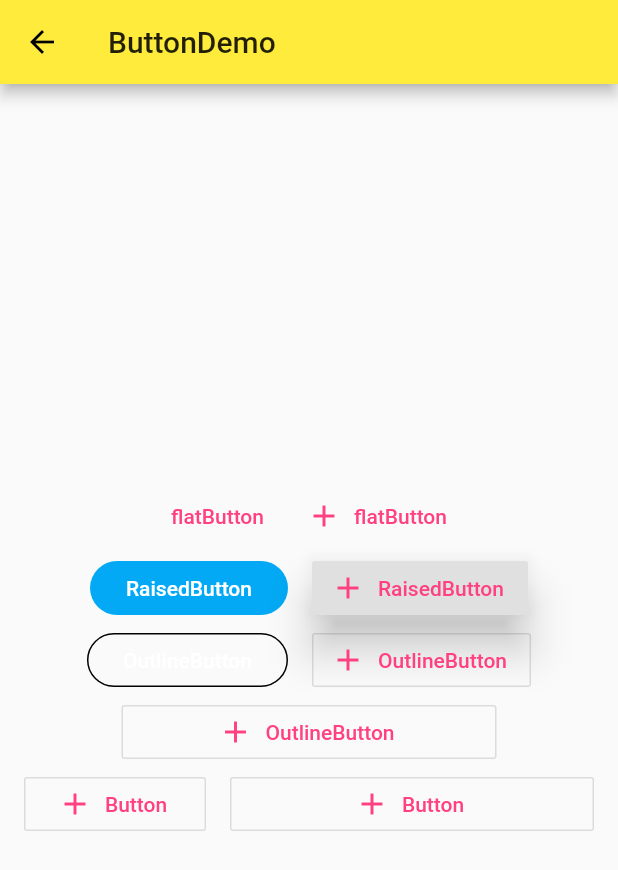
After one commit to DIVINER-onlys/flutter_app, a Flutter app: the MaterialComponents screen opened by its route, after a tap on "Button", on a phone screen of 412 x 824 dp. The commit adds this screen. Shown: the top 870 px of the screen. Run offline on Flutter 3.47's test engine with Material 2 defaults, Android fonts, the phone set to English and light mode, and no system bars.

Commit message:
按钮 输入

```diff
--- a/lib/demo/form_demo.dart
+++ b/lib/demo/form_demo.dart
@@ -4,6 +4,10 @@ class FormDemo extends StatelessWidget {
   @override
   Widget build(BuildContext context) {
     return Scaffold(
+      appBar: AppBar(
+        title: Text('FormDemo'),
+        elevation: 0.0,
+      ),
       body: Theme(
         // data: ThemeData( // 覆盖所有主题
         //   primaryColor: Colors.black
--- /dev/null
+++ b/lib/demo/material_components.dart
@@ -0,0 +1,256 @@
+import 'package:flutter/material.dart';
+import 'popup_menu_button_demo.dart';
+import 'form_demo.dart';
+import 'checkbox_demo.dart';
+import 'date_time_demo.dart';
+import 'simple_dialog_demo.dart';
+
+class MaterialComponents extends StatelessWidget {
+  @override
+  Widget build(BuildContext context) {
+    return Scaffold(
+      appBar: AppBar(title: Text('MaterialComponents')),
+      body: ListView(
+        children: <Widget>[
+          ListItem(title: 'SimpleDialog', page: SimpleDialogDemo()),
+          ListItem(title: 'DateTime', page: DateTimeDemo()),
+          ListItem(title: 'Checkbox', page: CheckboxDemo()),
+          ListItem(title: 'Form', page: FormDemo()),
+          ListItem(title: 'PupupMenuButton', page: PupupMenuButtonDemo()),
+          ListItem(title: 'Button', page: ButtonDemo()),
+          ListItem(title: 'FloatingActionButton', page: FloatingActionButtonDemo())
+        ],
+      ),
+    );
+  }
+}
+
+class ButtonDemo extends StatelessWidget {
+  @override
+  Widget build(BuildContext context) {
+    final Widget flatButtonDemo = Row(
+      mainAxisAlignment: MainAxisAlignment.center,
+      children: <Widget>[
+        FlatButton(
+          child: Text('flatButton'),
+          onPressed: (){},
+          splashColor: Colors.grey,
+          textColor: Theme.of(context).accentColor
+        ),
+        FlatButton.icon(
+          icon: Icon(Icons.add),
+          label: Text('flatButton'),
+          onPressed: (){},
+          splashColor: Colors.grey,
+          textColor: Theme.of(context).accentColor,
+        )
+      ],
+    );
+
+    final Widget raisedButtonDemo = Row(
+      mainAxisAlignment: MainAxisAlignment.center,
+      children: <Widget>[
+        Theme(
+          data: Theme.of(context).copyWith(
+            buttonColor: Theme.of(context).accentColor,
+            buttonTheme: ButtonThemeData(
+              textTheme: ButtonTextTheme.primary,
+              // shape: BeveledRectangleBorder(
+              //   borderRadius: BorderRadius.circular(5.0)
+              // )
+              shape: StadiumBorder()
+            )
+          ),
+          child: RaisedButton(
+            child: Text('RaisedButton'),
+            onPressed: (){},
+            splashColor: Colors.grey,
+            elevation: 0.0,
+            textColor: Colors.white,
+            color: Colors.lightBlue,
+          ),
+        ),
+        SizedBox(width: 16.0,),
+        RaisedButton.icon(
+          icon: Icon(Icons.add),
+          label: Text('RaisedButton'),
+          onPressed: (){},
+          splashColor: Colors.grey,
+          elevation: 12.0,
+          textColor: Theme.of(context).accentColor,
+        )
+      ],
+    );
+
+    final Widget outlineButtonDemo = Row(
+      mainAxisAlignment: MainAxisAlignment.center,
+      children: <Widget>[
+        Theme(
+          data: Theme.of(context).copyWith(
+            buttonColor: Theme.of(context).accentColor,
+            buttonTheme: ButtonThemeData(
+              textTheme: ButtonTextTheme.primary,
+              // shape: BeveledRectangleBorder(
+              //   borderRadius: BorderRadius.circular(5.0)
+              // )
+              shape: StadiumBorder()
+            )
+          ),
+          child: OutlineButton(
+            child: Text('OutlineButton'),
+            onPressed: (){},
+            splashColor: Colors.grey,
+            borderSide: BorderSide(
+              color: Colors.black
+            ),
+            textColor: Colors.white,
+            color: Colors.lightBlue,
+            highlightColor: Colors.grey,
+          ),
+        ),
+        SizedBox(width: 16.0,),
+        OutlineButton.icon(
+          icon: Icon(Icons.add),
+          label: Text('OutlineButton'),
+          onPressed: (){},
+          splashColor: Colors.grey,
+          textColor: Theme.of(context).accentColor,
+        )
+      ],
+    );
+
+    final Widget fixedWidthButtonDemo = Row(
+      mainAxisAlignment: MainAxisAlignment.center,
+      children: <Widget>[
+        Container(
+          width: 250.0,
+          child: OutlineButton.icon(
+            icon: Icon(Icons.add),
+            label: Text('OutlineButton'),
+            onPressed: (){},
+            splashColor: Colors.grey,
+            textColor: Theme.of(context).accentColor,
+          ),
+        )
+      ],
+    );
+
+    final Widget expandButtonDemo = Row(
+      mainAxisAlignment: MainAxisAlignment.center,
+      children: <Widget>[
+        Expanded(
+          flex: 1,
+          child: OutlineButton.icon(
+            icon: Icon(Icons.add),
+            label: Text('Button'),
+            onPressed: (){},
+            splashColor: Colors.grey,
+            textColor: Theme.of(context).accentColor,
+          ),
+        ),
+        SizedBox(width: 16.0,),
+        Expanded(
+          flex: 2,
+          child: OutlineButton.icon(
+            icon: Icon(Icons.add),
+            label: Text('Button'),
+            onPressed: (){},
+            splashColor: Colors.grey,
+            textColor: Theme.of(context).accentColor,
+          ),
+        )
+      ],
+    );
+
+    return Scaffold(
+      appBar: AppBar(title: Text('ButtonDemo')),
+      body: Container(
+        padding: EdgeInsets.all(16.0),
+        child: Column(
+          mainAxisAlignment: MainAxisAlignment.center,
+          children: <Widget>[
+            flatButtonDemo,
+            raisedButtonDemo,
+            outlineButtonDemo,
+            fixedWidthButtonDemo,
+            expandButtonDemo
+          ],
+        ),
+      ),
+    );
+  }
+}
+
+class WidgetDemo extends StatelessWidget {
+  @override
+  Widget build(BuildContext context) {
+    return Scaffold(
+      appBar: AppBar(title: Text('WidgetDemo')),
+      body: Container(
+        padding: EdgeInsets.all(16.0),
+        child: Column(
+          mainAxisAlignment: MainAxisAlignment.center,
+          children: <Widget>[
+            Row(
+              mainAxisAlignment: MainAxisAlignment.center,
+              children: <Widget>[
+
+              ],
+            )
+          ],
+        ),
+      ),
+    );
+  }
+}
+
+class FloatingActionButtonDemo extends StatelessWidget {
+  final Widget _floatingActionButtonDemo = FloatingActionButton(
+    onPressed: (){},
+    child: Icon(Icons.add),
+    elevation: 0.0,
+    backgroundColor: Colors.black87,
+    // shape: BeveledRectangleBorder(
+    //   borderRadius: BorderRadius.circular(30.0)
+    // ),
+  );
+  final Widget _FloatingActionButtonExtented = FloatingActionButton.extended(
+    onPressed: (){},
+    icon: Icon(Icons.add),
+    label: Text('Add'),
+  );
+  @override
+  Widget build(BuildContext context) {
+    return Scaffold(
+      appBar: AppBar(title: Text('FloatingActionButtonDemo')),
+      floatingActionButton: _floatingActionButtonDemo,
+      floatingActionButtonLocation: FloatingActionButtonLocation.centerDocked,
+      bottomNavigationBar: BottomAppBar(
+        child: Container(
+          height: 80,
+        ),
+        shape: CircularNotchedRectangle(),
+      ),
+    );
+  }
+}
+
+class ListItem extends StatelessWidget {
+  final String title;
+  final Widget page;
+  ListItem({this.title, this.page});
+
+  @override
+  Widget build(BuildContext context) {
+    return ListTile(
+      title: Text(title),
+      onTap: () {
+        Navigator.of(context).push(
+          MaterialPageRoute(
+            builder: (context) => page
+          )
+        );
+      },
+    );
+  }
+}
--- a/lib/main.dart
+++ b/lib/main.dart
@@ -122,6 +122,7 @@ import 'demo/view_demo.dart';
 import 'demo/sliver_demo.dart';
 import 'demo/navigator_demo.dart';
 import 'demo/form_demo.dart';
+import 'demo/material_components.dart';
 
 void main() => runApp(MyApp());
 
@@ -138,11 +139,12 @@ class MyApp extends StatelessWidget{
         accentColor: Colors.pinkAccent
       ),
       // home: NavigatorDemo(),
-      initialRoute: '/form',
+      initialRoute: '/mdc',
       routes: {
         '/': (context) => Home(),
         '/about': (context) => Page(title: 'About'),
-        '/form': (context) => FormDemo()
+        '/form': (context) => FormDemo(),
+        '/mdc':(context) => MaterialComponents()
       }
     );
   }
--- a/pubspec.yaml
+++ b/pubspec.yaml
@@ -15,6 +15,7 @@ environment:
 dependencies:
   flutter:
     sdk: flutter
+  intl: 0.15.7
 
   # The following adds the Cupertino Icons font to your application.
   # Use with the CupertinoIcons class for iOS style icons.
```
Also changed, not shown: lib/demo/checkbox_demo.dart (added, +127 -0 lines), lib/demo/date_time_demo.dart (added, +76 -0 lines), lib/demo/popup_menu_button_demo.dart (added, +53 -0 lines), lib/demo/simple_dialog_demo.dart (added, +86 -0 lines).
